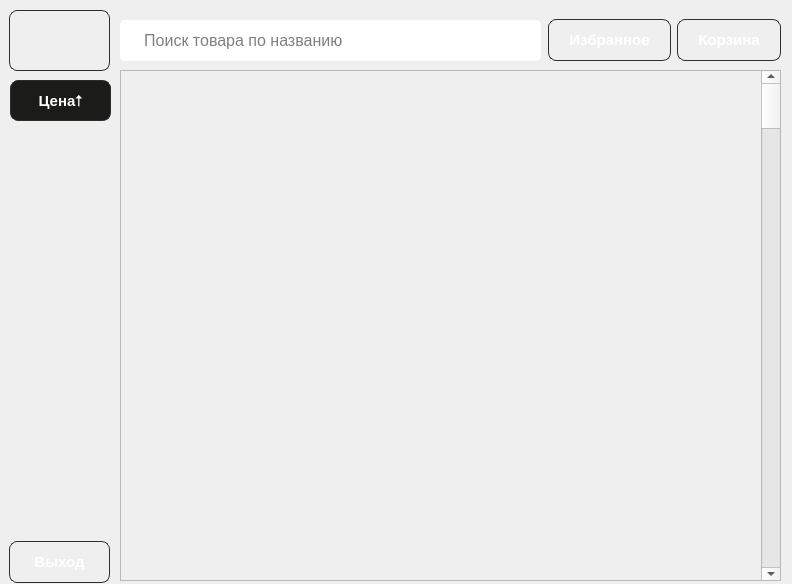
This is source/menu/buyermenu.ui in gotovkk/QtMarket as Qt 5 draws it before an edit. The edited form follows.
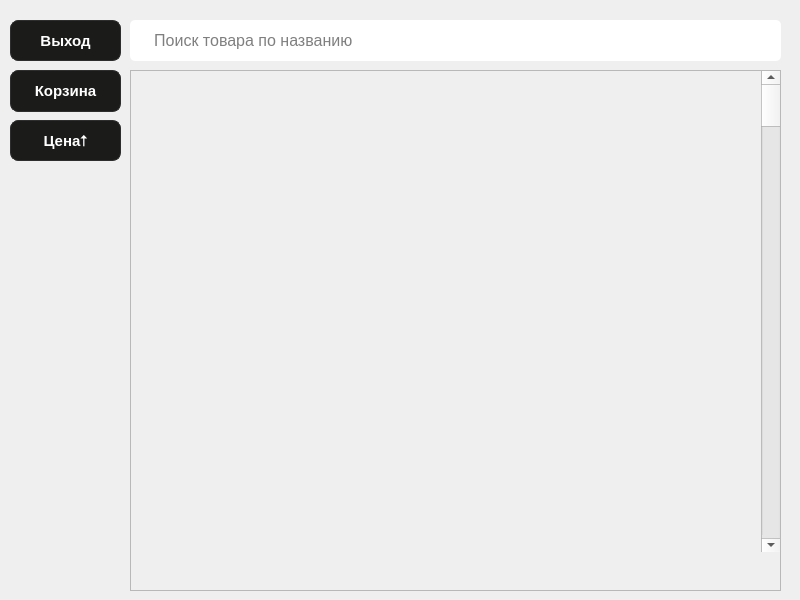
This is the edited form. Icons and pictures are not drawn.

```diff
--- a/source/menu/buyermenu.ui
+++ b/source/menu/buyermenu.ui
@@ -6,59 +6,19 @@
    <rect>
     <x>0</x>
     <y>0</y>
-    <width>792</width>
-    <height>584</height>
+    <width>800</width>
+    <height>600</height>
    </rect>
   </property>
   <property name="windowTitle">
    <string>Form</string>
   </property>
-  <widget class="QPushButton" name="categoryButton_3">
+  <widget class="QLineEdit" name="searchLineEdit">
    <property name="geometry">
     <rect>
-     <x>9</x>
-     <y>10</y>
-     <width>101</width>
-     <height>61</height>
-    </rect>
-   </property>
-   <property name="toolTip">
-    <string>Category</string>
-   </property>
-   <property name="styleSheet">
-    <string notr="true">    QPushButton {
-        background-color: transparent;
-        color: white;
-        border: 1px solid #2e2e2e;
-        border-radius: 8px;
-        padding: 10px 20px;
-    }
-    QPushButton:hover {
-        border-color: #4e4e4e;
-    }
-    QPushButton:pressed {
-        background-color: #1e1e1e;
-}</string>
-   </property>
-   <property name="text">
-    <string/>
-   </property>
-   <property name="icon">
-    <iconset theme="QIcon::ThemeIcon::FormatJustifyLeft"/>
-   </property>
-   <property name="iconSize">
-    <size>
-     <width>39</width>
-     <height>39</height>
-    </size>
-   </property>
-  </widget>
-  <widget class="QLineEdit" name="lineEdit">
-   <property name="geometry">
-    <rect>
-     <x>120</x>
+     <x>130</x>
      <y>20</y>
-     <width>421</width>
+     <width>651</width>
      <height>41</height>
     </rect>
    </property>
@@ -82,49 +42,12 @@
     <string>     Поиск товара по названию</string>
    </property>
   </widget>
-  <widget class="QPushButton" name="favouriteButton">
-   <property name="geometry">
-    <rect>
-     <x>548</x>
-     <y>19</y>
-     <width>123</width>
-     <height>42</height>
-    </rect>
-   </property>
-   <property name="font">
-    <font>
-     <pointsize>11</pointsize>
-     <bold>true</bold>
-    </font>
-   </property>
-   <property name="cursor">
-    <cursorShape>PointingHandCursor</cursorShape>
-   </property>
-   <property name="styleSheet">
-    <string notr="true">    QPushButton {
-        background-color: transparent;
-        color: white;
-        border: 1px solid #2e2e2e;
-        border-radius: 8px;
-        padding: 10px 20px;
-    }
-    QPushButton:hover {
-        border-color: #4e4e4e;
-    }
-    QPushButton:pressed {
-        background-color: #1e1e1e;
-}</string>
-   </property>
-   <property name="text">
-    <string>Избранное</string>
-   </property>
-  </widget>
   <widget class="QPushButton" name="cartButton">
    <property name="geometry">
     <rect>
-     <x>677</x>
-     <y>19</y>
-     <width>104</width>
+     <x>10</x>
+     <y>70</y>
+     <width>111</width>
      <height>42</height>
     </rect>
    </property>
@@ -139,7 +62,7 @@
    </property>
    <property name="styleSheet">
     <string notr="true">    QPushButton {
-        background-color: transparent;
+        background-color: #1B1B19;
         color: white;
         border: 1px solid #2e2e2e;
         border-radius: 8px;
@@ -159,10 +82,10 @@
   <widget class="QPushButton" name="logOutButton">
    <property name="geometry">
     <rect>
-     <x>9</x>
-     <y>541</y>
-     <width>101</width>
-     <height>42</height>
+     <x>10</x>
+     <y>20</y>
+     <width>111</width>
+     <height>41</height>
     </rect>
    </property>
    <property name="font">
@@ -173,7 +96,7 @@
    </property>
    <property name="styleSheet">
     <string notr="true">    QPushButton {
-        background-color: transparent;
+        background-color: #1B1B19;
         color: white;
         border: 1px solid #2e2e2e;
         border-radius: 8px;
@@ -193,10 +116,10 @@
   <widget class="QScrollArea" name="scrollArea">
    <property name="geometry">
     <rect>
-     <x>120</x>
+     <x>130</x>
      <y>70</y>
-     <width>661</width>
-     <height>511</height>
+     <width>651</width>
+     <height>521</height>
     </rect>
    </property>
    <property name="widgetResizable">
@@ -207,13 +130,13 @@
      <rect>
       <x>0</x>
       <y>0</y>
-      <width>659</width>
-      <height>509</height>
+      <width>649</width>
+      <height>519</height>
      </rect>
     </property>
     <property name="minimumSize">
      <size>
-      <width>659</width>
+      <width>150</width>
       <height>0</height>
      </size>
     </property>
@@ -226,10 +149,10 @@
     <widget class="QScrollBar" name="verticalScrollBar">
      <property name="geometry">
       <rect>
-       <x>640</x>
-       <y>-1</y>
+       <x>630</x>
+       <y>0</y>
        <width>20</width>
-       <height>511</height>
+       <height>481</height>
       </rect>
      </property>
      <property name="orientation">
@@ -240,9 +163,9 @@
      <property name="geometry">
       <rect>
        <x>10</x>
-       <y>50</y>
-       <width>631</width>
-       <height>451</height>
+       <y>10</y>
+       <width>621</width>
+       <height>501</height>
       </rect>
      </property>
      <layout class="QGridLayout" name="gridLayout"/>
@@ -253,8 +176,8 @@
    <property name="geometry">
     <rect>
      <x>10</x>
-     <y>80</y>
-     <width>101</width>
+     <y>120</y>
+     <width>111</width>
      <height>41</height>
     </rect>
    </property>
```
